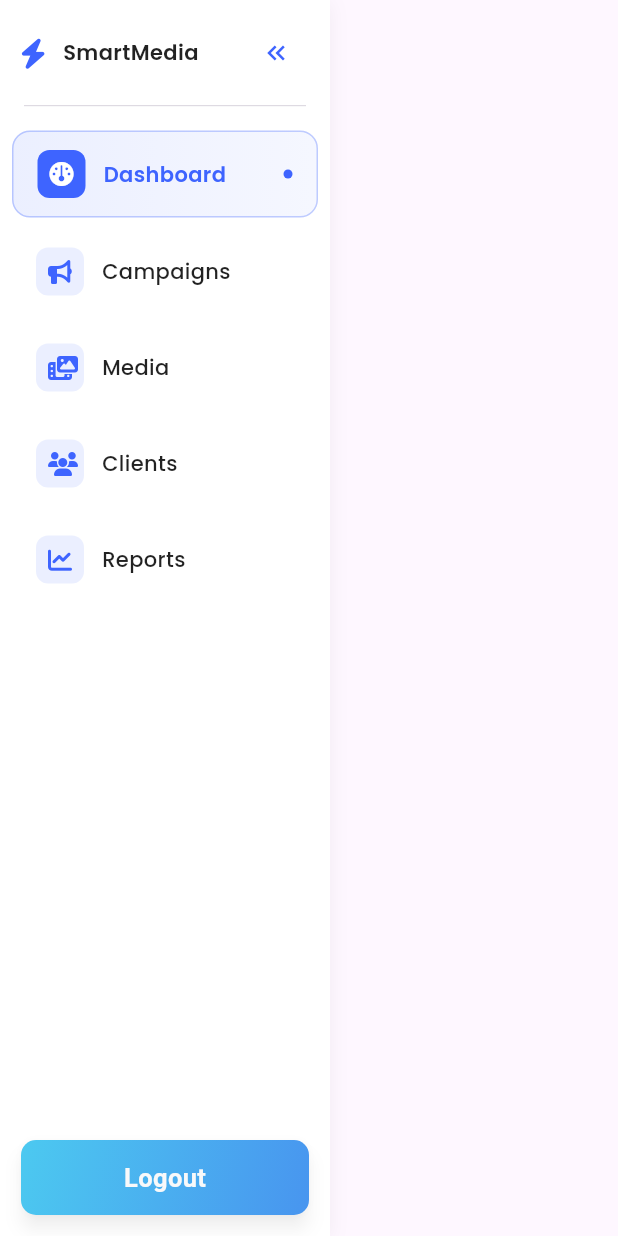
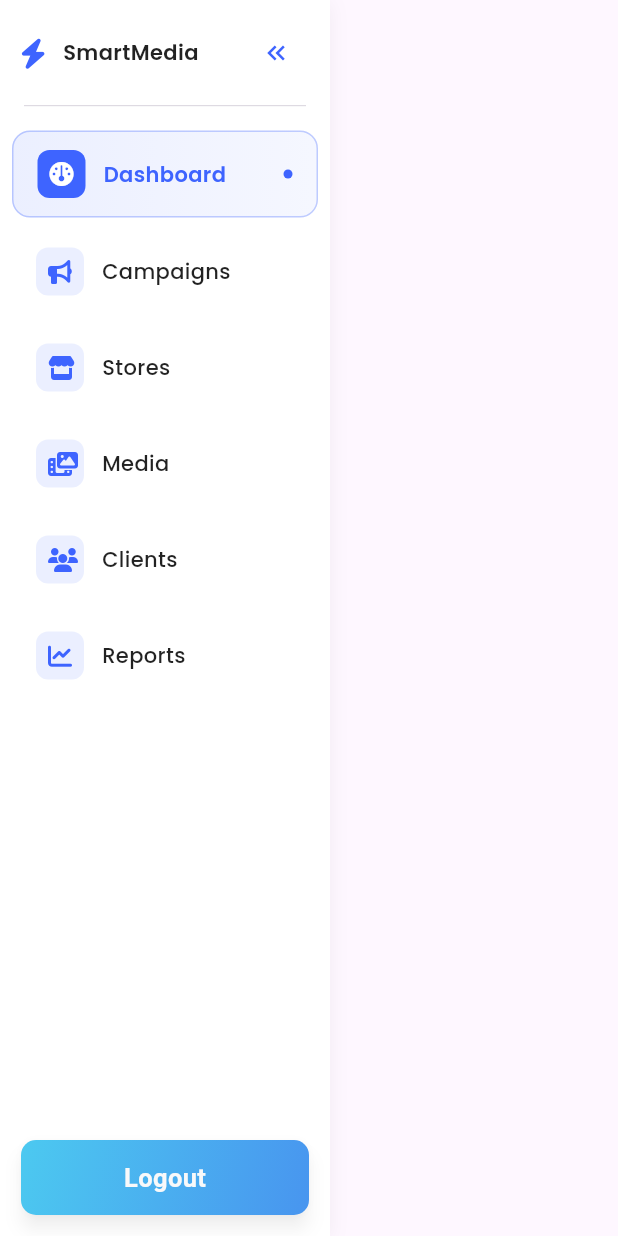
Before and after one commit to smartmedia-tech/smartmedia_dashboard, a Flutter app: the SideBar widget shown alone on an empty page, opened directly with empty values, on a phone screen of 412 x 824 dp. Run offline on Flutter 3.47's test engine with Material 3 defaults, Android fonts, the phone set to English and light mode, and no system bars; our stand-ins replace animate_do, bloc, cloud_firestore, equatable, firebase_auth, firebase_core and 5 more; accounts and stored records are empty.

Commit message:
Add Stores feature with BLoC implementation and UI integration

```diff
--- a/lib/features/campaign/presentation/pages/campaign_details_screen.dart
+++ b/lib/features/campaign/presentation/pages/campaign_details_screen.dart
@@ -27,7 +27,7 @@ class CampaignDetailsScreen extends StatelessWidget {
             expandedHeight: 300,
             pinned: true,
             flexibleSpace: Hero(
-              tag: 'campaign-${campaign.id}',
+               tag: 'campaign-hero-${campaign.id}',
               child: FlexibleSpaceBar(
                 background: CachedNetworkImage(
                   imageUrl: campaign.clientLogoUrl ??
--- a/lib/features/home/presentation/pages/landing_page.dart
+++ b/lib/features/home/presentation/pages/landing_page.dart
@@ -9,6 +9,7 @@ import 'package:smartmedia_campaign_manager/features/home/presentation/pages/das
 import 'package:smartmedia_campaign_manager/features/home/presentation/widgets/side_bar.dart';
 import 'package:smartmedia_campaign_manager/features/media_library/presentation/pages/media_library_screen.dart';
 import 'package:smartmedia_campaign_manager/features/reports/presentation/pages/reports_screen.dart';
+import 'package:smartmedia_campaign_manager/features/stores/presentation/pages/stores_screen.dart';
 
 class LandingPage extends StatefulWidget {
   const LandingPage({super.key});
@@ -23,7 +24,9 @@ class LandingPageState extends State<LandingPage> {
   final List<Widget> _screens = [
     const DashboardScreen(),
     const CampaignScreen(),
+      const StoresScreen(),
     const MediaLibraryScreen(),
+
     const ClientsScreen(),
     const ReportsScreen(),
   ];
--- a/lib/features/home/presentation/widgets/side_bar.dart
+++ b/lib/features/home/presentation/widgets/side_bar.dart
@@ -30,7 +30,9 @@ class _SideBarState extends State<SideBar> with SingleTickerProviderStateMixin {
   final menuItems = [
     {'title': 'Dashboard', 'icon': FontAwesomeIcons.gauge},
     {'title': 'Campaigns', 'icon': FontAwesomeIcons.bullhorn},
+      {'title': 'Stores', 'icon': FontAwesomeIcons.store},
     {'title': 'Media', 'icon': FontAwesomeIcons.photoFilm},
+
     {'title': 'Clients', 'icon': FontAwesomeIcons.users},
     {'title': 'Reports', 'icon': FontAwesomeIcons.chartLine},
   ];
@@ -269,7 +271,7 @@ class _SideBarState extends State<SideBar> with SingleTickerProviderStateMixin {
                                       item['icon'] as IconData?,
                                       size: 16,
                                       color: isSelected
-                                          ? Colors.white
+                                          ? AppColors.background
                                           : accentColor,
                                     ),
                                   ),
--- /dev/null
+++ b/lib/features/stores/presentation/bloc/stores_bloc.dart
@@ -0,0 +1,13 @@
+import 'package:bloc/bloc.dart';
+import 'package:equatable/equatable.dart';
+
+part 'stores_event.dart';
+part 'stores_state.dart';
+
+class StoresBloc extends Bloc<StoresEvent, StoresState> {
+  StoresBloc() : super(StoresInitial()) {
+    on<StoresEvent>((event, emit) {
+      // TODO: implement event handler
+    });
+  }
+}
```
Also changed, not shown: lib/features/campaign/presentation/widgets/campaign_card.dart (+15 -1 lines), lib/features/stores/presentation/bloc/stores_event.dart (added, +8 -0 lines), lib/features/stores/presentation/bloc/stores_state.dart (added, +9 -0 lines), lib/features/stores/presentation/pages/stores_screen.dart (added, +17 -0 lines).
